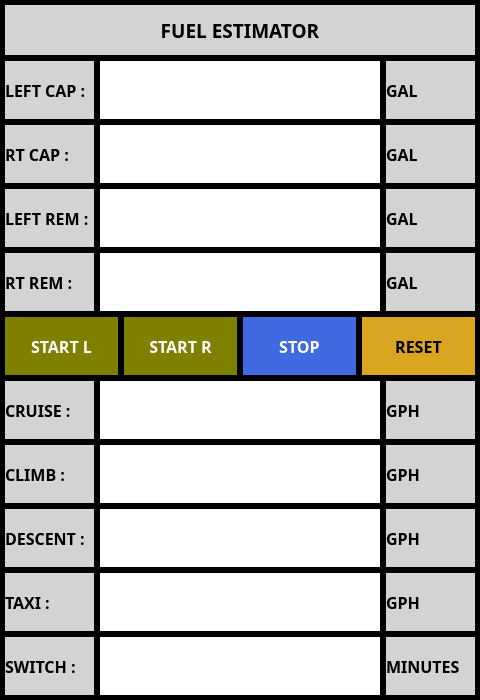
Qt form ui/FuelTanksDialog.ui (UnexplodedMinds/Stratofier) before a commit.
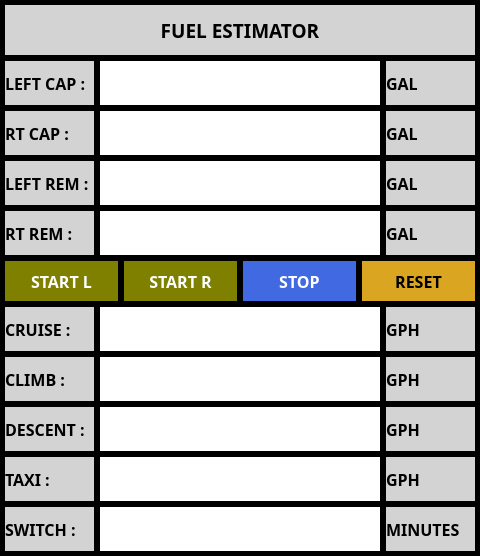
The same form after that commit. Custom widgets are drawn as their Qt base class.

Commit message: Bugfixes for Direct-to and From-to display, support for WingThing sensor, fixes for landscape fuel dialog.

Diff of the .ui file:
```diff
--- a/ui/FuelTanksDialog.ui
+++ b/ui/FuelTanksDialog.ui
@@ -7,7 +7,7 @@
     <x>0</x>
     <y>0</y>
     <width>480</width>
-    <height>700</height>
+    <height>504</height>
    </rect>
   </property>
   <property name="sizePolicy">
@@ -16,12 +16,6 @@
     <verstretch>0</verstretch>
    </sizepolicy>
   </property>
-  <property name="minimumSize">
-   <size>
-    <width>480</width>
-    <height>480</height>
-   </size>
-  </property>
   <property name="palette">
    <palette>
     <active>
@@ -165,6 +159,12 @@
          <verstretch>0</verstretch>
         </sizepolicy>
        </property>
+       <property name="minimumSize">
+        <size>
+         <width>0</width>
+         <height>40</height>
+        </size>
+       </property>
        <property name="font">
         <font>
          <family>Droid Sans</family>
@@ -207,6 +207,12 @@
          <verstretch>0</verstretch>
         </sizepolicy>
        </property>
+       <property name="minimumSize">
+        <size>
+         <width>0</width>
+         <height>40</height>
+        </size>
+       </property>
        <property name="font">
         <font>
          <family>Droid Sans</family>
@@ -249,6 +255,12 @@
          <verstretch>0</verstretch>
         </sizepolicy>
        </property>
+       <property name="minimumSize">
+        <size>
+         <width>0</width>
+         <height>40</height>
+        </size>
+       </property>
        <property name="font">
         <font>
          <family>Droid Sans</family>
@@ -291,6 +303,12 @@
          <verstretch>0</verstretch>
         </sizepolicy>
        </property>
+       <property name="minimumSize">
+        <size>
+         <width>0</width>
+         <height>40</height>
+        </size>
+       </property>
        <property name="font">
         <font>
          <family>Droid Sans</family>
```
The commit also changes 33 other files.
